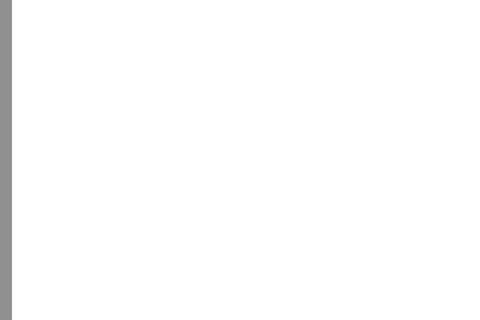
Before: the Qt Designer form src/main/resources/ui/default/learnWindow.ui in pkristof1999/Szakdolgozat, drawn with Qt 5; both pictures show x 0 to 480 and y 245 to 565 of the 640 by 790 pixel window.
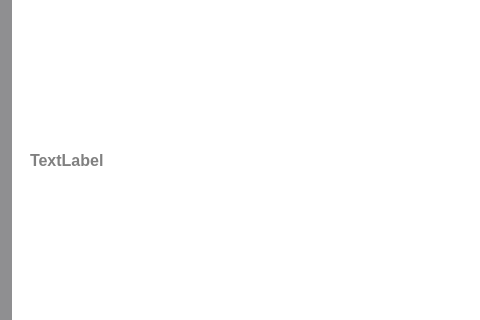
After: the same form once the commit is applied.

```diff
--- a/src/main/resources/ui/default/learnWindow.ui
+++ b/src/main/resources/ui/default/learnWindow.ui
@@ -128,12 +128,13 @@
        <x>20</x>
        <y>100</y>
        <width>581</width>
-       <height>291</height>
+       <height>591</height>
       </rect>
      </property>
      <property name="styleSheet">
       <string notr="true">* {
 	border: none;
+	color: grey;
 }</string>
      </property>
      <property name="text">
```
